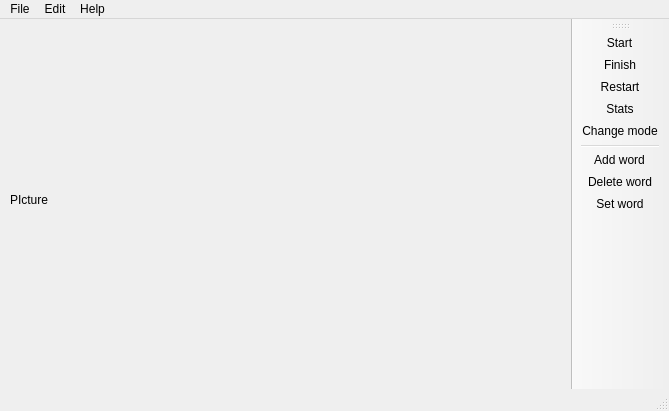
Qt form Learn_Words_App_0_0_1/mainwindow.ui (Sautenko-Andrey/learn_words_app) before a commit.
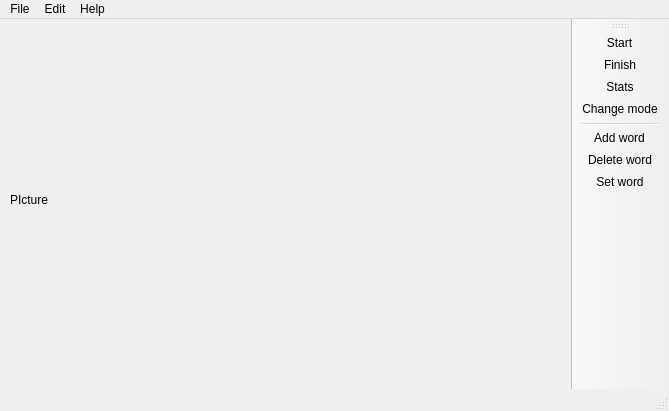
The same form after that commit. Icons and pictures are not drawn.

Diff of the .ui file:
```diff
--- a/Learn_Words_App_0_0_1/mainwindow.ui
+++ b/Learn_Words_App_0_0_1/mainwindow.ui
@@ -76,7 +76,6 @@
    </attribute>
    <addaction name="actionStart_lesson"/>
    <addaction name="actionFinish_lesson"/>
-   <addaction name="actionRestart_lesson"/>
    <addaction name="actionStats"/>
    <addaction name="actionChange_mode"/>
    <addaction name="separator"/>
@@ -129,15 +128,6 @@
     <string>Finish</string>
    </property>
   </action>
-  <action name="actionRestart_lesson">
-   <property name="icon">
-    <iconset resource="all_resources.qrc">
-     <normaloff>:/all_pics/restart.png</normaloff>:/all_pics/restart.png</iconset>
-   </property>
-   <property name="text">
-    <string>Restart</string>
-   </property>
-  </action>
   <action name="actionStats">
    <property name="icon">
     <iconset resource="all_resources.qrc">
```
Left out of the diff: 1 changed line with no effect on the pictures.
